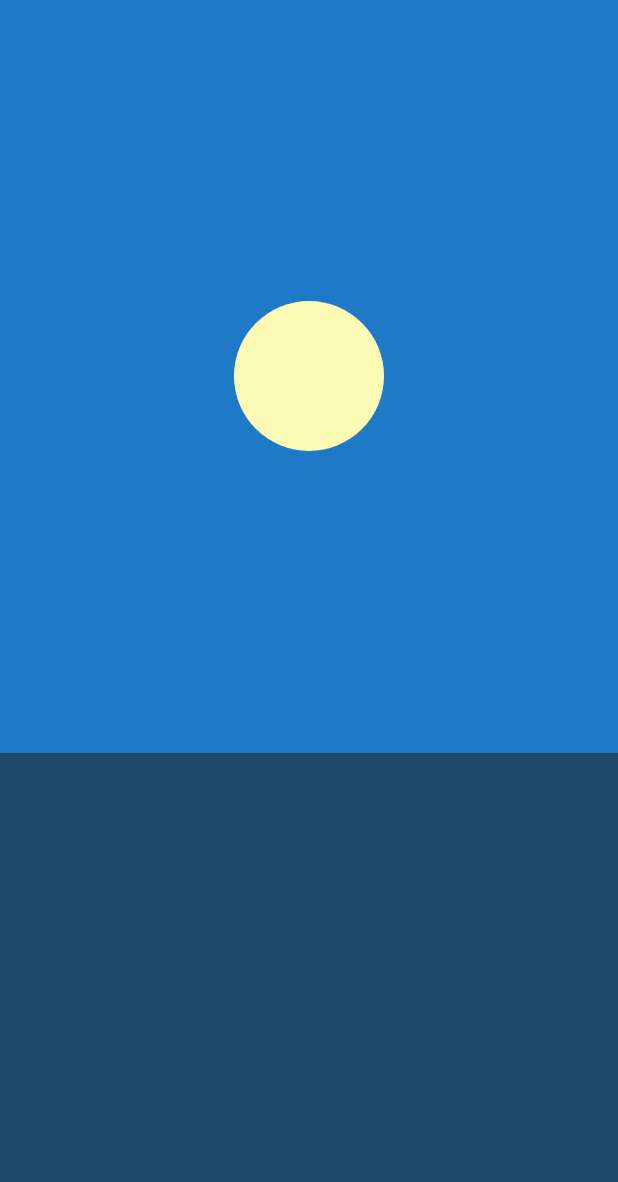
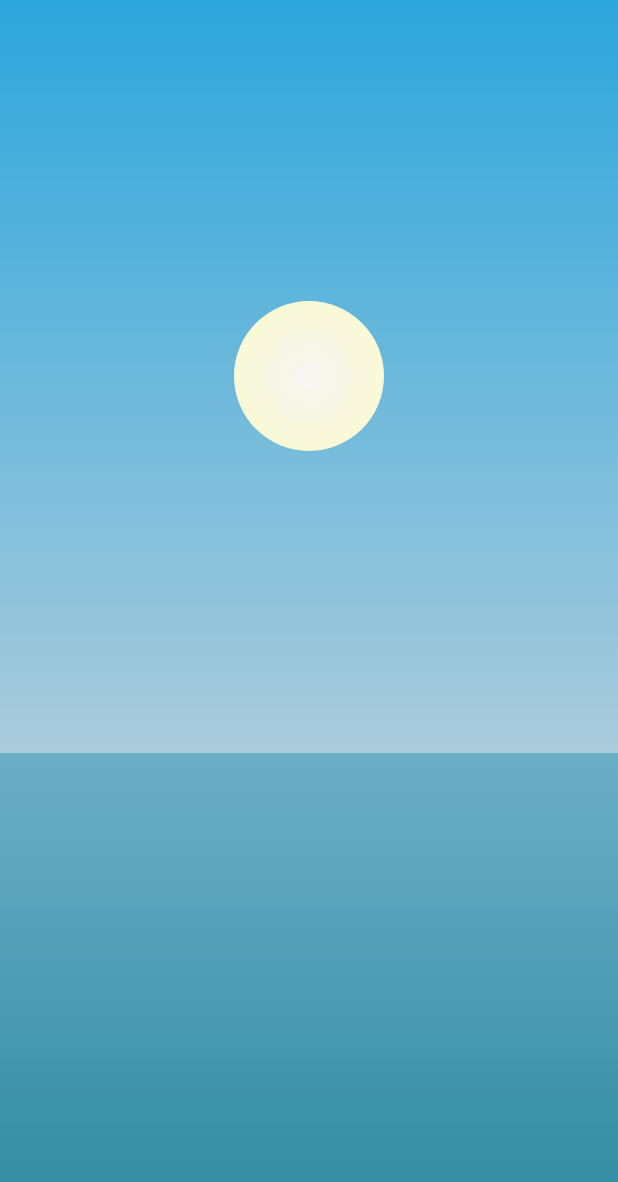
Before and after one commit to MaxKliuba/Sunset, an Android app: the screen it shows after launch (SunsetActivity), on a phone screen of 412 x 824 dp. Shown: the top 1182 px of the screen. Run offline under Robolectric (Android 15) with nearby library versions, the phone set to English and light mode, and no system bars.

Commit message:
gradient added, animation updated

```diff
--- /dev/null
+++ b/app/src/main/res/drawable/day_sea.xml
@@ -0,0 +1,11 @@
+<?xml version="1.0" encoding="utf-8"?>
+<shape xmlns:android="http://schemas.android.com/apk/res/android"
+    android:dither="true"
+    android:shape="rectangle">
+
+    <gradient
+        android:angle="90"
+        android:endColor="@color/day_sea_top"
+        android:startColor="@color/day_sea_bottom" />
+
+</shape>
--- /dev/null
+++ b/app/src/main/res/drawable/day_sky.xml
@@ -0,0 +1,11 @@
+<?xml version="1.0" encoding="utf-8"?>
+<shape xmlns:android="http://schemas.android.com/apk/res/android"
+    android:dither="true"
+    android:shape="rectangle">
+
+    <gradient
+        android:angle="90"
+        android:endColor="@color/day_sky_top"
+        android:startColor="@color/day_sky_bottom" />
+
+</shape>
--- /dev/null
+++ b/app/src/main/res/drawable/day_sun.xml
@@ -0,0 +1,12 @@
+<?xml version="1.0" encoding="utf-8"?>
+<shape xmlns:android="http://schemas.android.com/apk/res/android"
+    android:shape="oval">
+
+    <gradient
+        android:endColor="@color/day_sun"
+        android:gradientRadius="150"
+        android:startColor="@color/day_sun_center"
+        android:type="radial"
+        android:useLevel="false" />
+
+</shape>
--- /dev/null
+++ b/app/src/main/res/drawable/night_sea.xml
@@ -0,0 +1,11 @@
+<?xml version="1.0" encoding="utf-8"?>
+<shape xmlns:android="http://schemas.android.com/apk/res/android"
+    android:dither="true"
+    android:shape="rectangle">
+
+    <gradient
+        android:angle="90"
+        android:endColor="@color/night_sea_top"
+        android:startColor="@color/night_sea_bottom" />
+
+</shape>
--- /dev/null
+++ b/app/src/main/res/drawable/night_sky.xml
@@ -0,0 +1,11 @@
+<?xml version="1.0" encoding="utf-8"?>
+<shape xmlns:android="http://schemas.android.com/apk/res/android"
+    android:dither="true"
+    android:shape="rectangle" >
+
+    <gradient
+        android:angle="90"
+        android:endColor="@color/night_sea_top"
+        android:startColor="@color/night_sky_bottom" />
+
+</shape>
--- /dev/null
+++ b/app/src/main/res/drawable/sea_gradient.xml
@@ -0,0 +1,12 @@
+<?xml version="1.0" encoding="utf-8"?>
+<animation-list xmlns:android="http://schemas.android.com/apk/res/android">
+    <item
+        android:drawable="@drawable/day_sea"
+        android:duration="2500" />
+    <item
+        android:drawable="@drawable/sunset_sea"
+        android:duration="1500" />
+    <item
+        android:drawable="@drawable/night_sea"
+        android:duration="1000" />
+</animation-list>
--- /dev/null
+++ b/app/src/main/res/drawable/sea_gradient_rev.xml
@@ -0,0 +1,12 @@
+<?xml version="1.0" encoding="utf-8"?>
+<animation-list xmlns:android="http://schemas.android.com/apk/res/android">
+    <item
+        android:drawable="@drawable/night_sea"
+        android:duration="100" />
+    <item
+        android:drawable="@drawable/sunset_sea"
+        android:duration="1500" />
+    <item
+        android:drawable="@drawable/day_sea"
+        android:duration="3400" />
+</animation-list>
--- /dev/null
+++ b/app/src/main/res/drawable/sky_gradient.xml
@@ -0,0 +1,12 @@
+<?xml version="1.0" encoding="utf-8"?>
+<animation-list xmlns:android="http://schemas.android.com/apk/res/android">
+    <item
+        android:drawable="@drawable/day_sky"
+        android:duration="2500" />
+    <item
+        android:drawable="@drawable/sunset_sky"
+        android:duration="1500" />
+    <item
+        android:drawable="@drawable/night_sky"
+        android:duration="1000" />
+</animation-list>
--- /dev/null
+++ b/app/src/main/res/drawable/sky_gradient_rev.xml
@@ -0,0 +1,12 @@
+<?xml version="1.0" encoding="utf-8"?>
+<animation-list xmlns:android="http://schemas.android.com/apk/res/android">
+    <item
+        android:drawable="@drawable/night_sky"
+        android:duration="100" />
+    <item
+        android:drawable="@drawable/sunset_sky"
+        android:duration="1500" />
+    <item
+        android:drawable="@drawable/day_sky"
+        android:duration="3400" />
+</animation-list>
--- a/app/src/main/res/drawable/sun.xml
+++ /dev/null
@@ -1,5 +0,0 @@
-<?xml version="1.0" encoding="utf-8"?>
-<shape xmlns:android="http://schemas.android.com/apk/res/android"
-    android:shape="oval">
-    <solid android:color="@color/bright_sun" />
-</shape>
--- /dev/null
+++ b/app/src/main/res/drawable/sun_gradient.xml
@@ -0,0 +1,9 @@
+<?xml version="1.0" encoding="utf-8"?>
+<animation-list xmlns:android="http://schemas.android.com/apk/res/android">
+    <item
+        android:drawable="@drawable/day_sun"
+        android:duration="2000" />
+    <item
+        android:drawable="@drawable/sunset_sun"
+        android:duration="2000" />
+</animation-list>
--- /dev/null
+++ b/app/src/main/res/drawable/sun_gradient_rev.xml
@@ -0,0 +1,9 @@
+<?xml version="1.0" encoding="utf-8"?>
+<animation-list xmlns:android="http://schemas.android.com/apk/res/android">
+    <item
+        android:drawable="@drawable/sunset_sun"
+        android:duration="2000" />
+    <item
+        android:drawable="@drawable/day_sun"
+        android:duration="2000" />
+</animation-list>
--- /dev/null
+++ b/app/src/main/res/drawable/sunset_sea.xml
@@ -0,0 +1,11 @@
+<?xml version="1.0" encoding="utf-8"?>
+<shape xmlns:android="http://schemas.android.com/apk/res/android"
+    android:dither="true"
+    android:shape="rectangle">
+
+    <gradient
+        android:angle="90"
+        android:endColor="@color/sunset_sea_top"
+        android:startColor="@color/sunset_sea_bottom" />
+
+</shape>
--- /dev/null
+++ b/app/src/main/res/drawable/sunset_sky.xml
@@ -0,0 +1,11 @@
+<?xml version="1.0" encoding="utf-8"?>
+<shape xmlns:android="http://schemas.android.com/apk/res/android"
+    android:dither="true"
+    android:shape="rectangle" >
+
+    <gradient
+        android:angle="90"
+        android:endColor="@color/day_sky_bottom"
+        android:startColor="@color/sunset_sky_bottom" />
+
+</shape>
--- /dev/null
+++ b/app/src/main/res/drawable/sunset_sun.xml
@@ -0,0 +1,12 @@
+<?xml version="1.0" encoding="utf-8"?>
+<shape xmlns:android="http://schemas.android.com/apk/res/android"
+    android:shape="oval">
+
+    <gradient
+        android:endColor="@color/sunset_sun"
+        android:gradientRadius="150"
+        android:startColor="@color/sunset_sun_center"
+        android:type="radial"
+        android:useLevel="false" />
+
+</shape>
--- a/app/src/main/res/layout/fragment_sunset.xml
+++ b/app/src/main/res/layout/fragment_sunset.xml
@@ -9,14 +9,14 @@
         android:layout_width="match_parent"
         android:layout_height="0dp"
         android:layout_weight="0.61"
-        android:background="@color/blue_sky">
+        android:background="@drawable/sky_gradient">
 
-        <ImageView
+        <View
             android:id="@+id/sun"
             android:layout_width="100dp"
             android:layout_height="100dp"
             android:layout_gravity="center"
-            android:src="@drawable/sun" />
+            android:background="@drawable/sun_gradient" />
 
     </FrameLayout>
 
@@ -25,6 +25,6 @@
         android:layout_width="match_parent"
         android:layout_height="0dp"
         android:layout_weight="0.39"
-        android:background="@color/sea" />
+        android:background="@drawable/sea_gradient" />
 
 </LinearLayout>
--- a/app/src/main/res/values/colors.xml
+++ b/app/src/main/res/values/colors.xml
@@ -8,9 +8,20 @@
     <color name="black">#FF000000</color>
     <color name="white">#FFFFFFFF</color>
 
-    <color name="bright_sun">#FFFCFCB7</color>
-    <color name="blue_sky">#FF1E7Ac7</color>
-    <color name="sunset_sky">#FFEC8100</color>
-    <color name="night_sky">#FF05192E</color>
-    <color name="sea">#FF224869</color>
+    <color name="day_sun">#FCFCB7</color>
+    <color name="day_sun_center">#F7F6F4</color>
+    <color name="sunset_sun">#FFDA47</color>
+    <color name="sunset_sun_center">#FCFCB7</color>
+    <color name="day_sky_top">#2DA6DC</color>
+    <color name="day_sky_bottom">#AACBDB</color>
+    <color name="sunset_sky_top">#4F91C8</color>
+    <color name="sunset_sky_bottom">#FF5722</color>
+    <color name="night_sky_top">#000D2E</color>
+    <color name="night_sky_bottom">#080F4D</color>
+    <color name="day_sea_top">#6CAEC7</color>
+    <color name="day_sea_bottom">#2D8A9E</color>
+    <color name="sunset_sea_top">#F59A56</color>
+    <color name="sunset_sea_bottom">#71C3B9</color>
+    <color name="night_sea_top">#010310</color>
+    <color name="night_sea_bottom">#142F4B</color>
 </resources>
```
Also changed, not shown: app/src/main/java/com/maxclub/android/sunset/SunsetFragment.java (+103 -32 lines).
